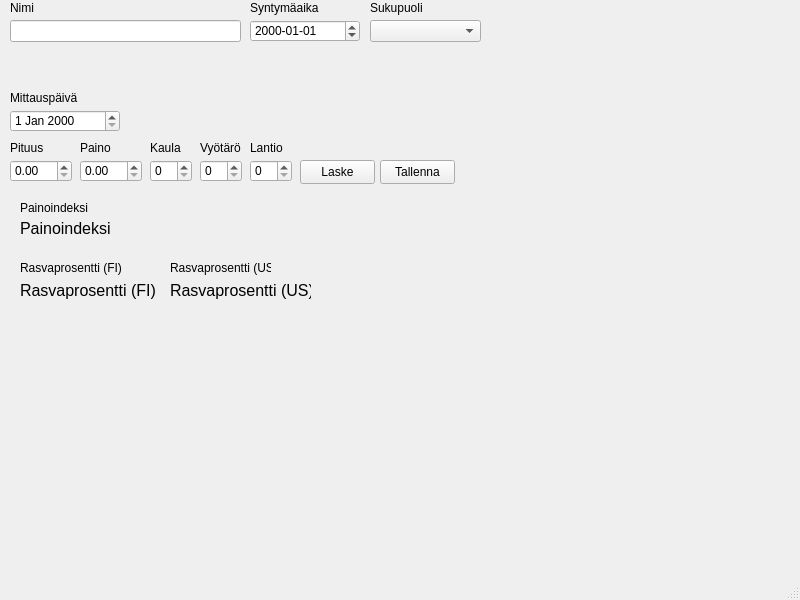
The window that main.ui (TiViOpetus/FitnessGUI) describes before a commit, drawn with Qt 5.
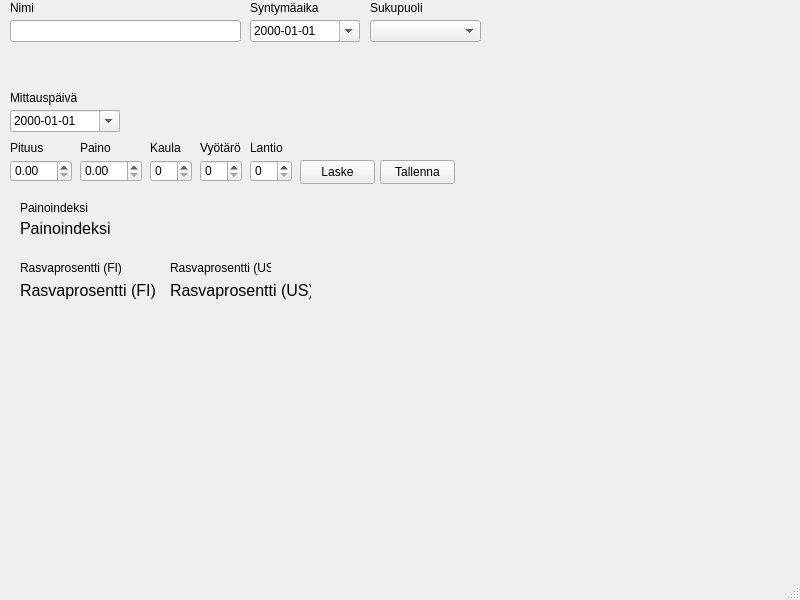
The same window after the commit.

Patch:
```diff
--- a/main.ui
+++ b/main.ui
@@ -54,6 +54,15 @@
       <height>22</height>
      </rect>
     </property>
+    <property name="locale">
+     <locale language="Finnish" country="Finland"/>
+    </property>
+    <property name="displayFormat">
+     <string>yyyy-MM-dd</string>
+    </property>
+    <property name="calendarPopup">
+     <bool>true</bool>
+    </property>
    </widget>
    <widget class="QLabel" name="label">
     <property name="geometry">
@@ -224,6 +233,9 @@
     <property name="displayFormat">
      <string>yyyy-MM-dd</string>
     </property>
+    <property name="calendarPopup">
+     <bool>true</bool>
+    </property>
    </widget>
    <widget class="QLabel" name="label_7">
     <property name="geometry">
@@ -269,7 +281,7 @@
      <rect>
       <x>20</x>
       <y>220</y>
-      <width>101</width>
+      <width>311</width>
       <height>16</height>
      </rect>
     </property>
```
